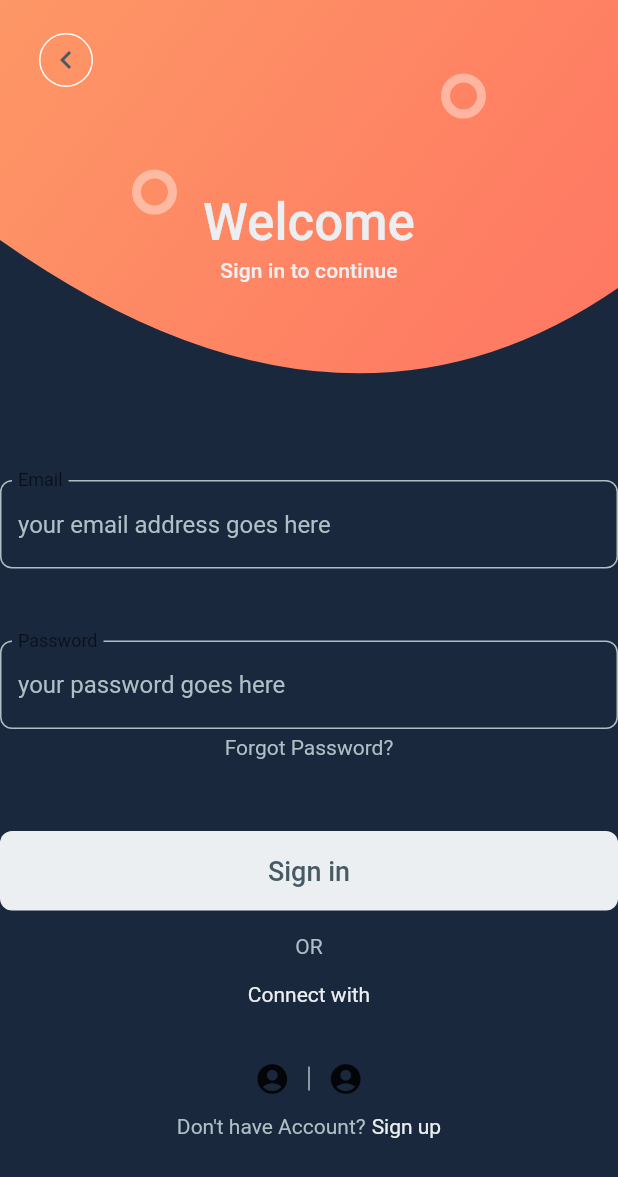
After one commit to yuki-katayama/Flutter_studyapp, a Flutter app: the Next4 screen opened directly, after a tap on "signup page update", on a phone screen of 412 x 824 dp. The commit adds this screen. Shown: the top 1177 px of the screen. Run offline on Flutter 3.47's test engine with Material 2 defaults, Android fonts, the phone set to English and light mode, and no system bars; our stand-ins replace firebase_core; accounts and stored records are empty.

Commit message:
Add signin_update_page

```diff
--- a/lib/main.dart
+++ b/lib/main.dart
@@ -3,7 +3,9 @@ import 'package:flutter_kboy/next1.dart';
 import 'package:flutter_kboy/youtube.dart';
 import 'package:firebase_core/firebase_core.dart';
 
-void main() {
+void main() async {
+  WidgetsFlutterBinding.ensureInitialized();
+  await Firebase.initializeApp();
   runApp(MyApp());
 }
 
--- a/lib/next4.dart
+++ b/lib/next4.dart
@@ -1,5 +1,5 @@
 import 'package:flutter/material.dart';
-import 'package:flutter_kboy/firestore_page.dart';
+import 'package:flutter_kboy/firebase_auth/firestore_page.dart';
 import 'package:flutter_kboy/color_list.dart';
 import 'package:flutter_kboy/long_list.dart';
 import 'package:flutter_kboy/signup.dart';
@@ -32,13 +32,13 @@ class Next4 extends StatelessWidget {
         child: ListView(
           children: <Widget>[
             ListTile(
-              leading: Icon(Icons.info),
-              title: Text('お問い合わせはこちら'),
+              leading: Icon(Icons.people),
+              title: Text('Firestore'),
               trailing: Icon(Icons.arrow_forward_ios),
                 onTap: () {
                   Navigator.push(
                     context,
-                    MaterialPageRoute(builder: (context) => FirestoreExampleApp()),
+                    MaterialPageRoute(builder: (context) => AuthTypeSelector()),
                   );
                 }
             ),
@@ -153,7 +153,7 @@ class Next4 extends StatelessWidget {
                 }
             ),
             ListTile(
-                leading: Icon(Icons.account_circle),
+                leading: Icon(Icons.local_florist),
                 title: Text('flower shop ui'),
                 trailing: Icon(Icons.arrow_forward_ios),
                 onTap: () {
--- /dev/null
+++ b/lib/signup_update/signup_page_update.dart
@@ -0,0 +1,33 @@
+import 'package:flutter/material.dart';
+import 'package:flutter_kboy/signup_update/signup_page_update_footer.dart';
+import 'package:flutter_kboy/signup_update/signup_page_update_header.dart';
+import 'package:flutter_kboy/signup_update/signup_page_update_form.dart';
+
+const Color kAccentColor = Color(0xFFFE7C64);
+const Color kBackgroundColor = Color(0xFF19283D);
+const Color kTextColorPrimary = Color(0xFFECEFF1);
+const Color kTextColorSecondary = Color(0xFFB0BEC5);
+const Color kButtonColorPrimary = Color(0xFFECEFF1);
+const Color kButtonTextColorPrimary = Color(0xFF455A64);
+const Color kIconColor = Color(0xFF455A64);
+
+class SignupPageUpdate extends StatelessWidget {
+  @override
+  Widget build(BuildContext context) {
+    return Scaffold(
+      backgroundColor: kBackgroundColor,
+      body: SafeArea(
+        child: SingleChildScrollView(
+          child: Column(
+            children: [
+              Header(),
+              SignInForm(),
+              Footer(),
+              /* ここに、ヘッダー・フォーム・フッターを並べていく */
+            ],
+          ),
+        ),
+      ),
+    );
+  }
+}
--- /dev/null
+++ b/lib/signup_update/signup_page_update_footer.dart
@@ -0,0 +1,29 @@
+import 'package:flutter/cupertino.dart';
+import 'package:flutter/material.dart';
+import 'package:flutter_kboy/signup_update/signup_page_update.dart';
+
+class Footer extends StatelessWidget {
+  @override
+  Widget build(BuildContext context) {
+    return Row(
+      mainAxisAlignment: MainAxisAlignment.center,
+      children: [
+        Text(
+          'Don\'t have Account?',
+          style: Theme.of(context)
+              .textTheme
+              .bodyText2
+              .copyWith(color: kTextColorSecondary),
+        ),
+        SizedBox(width: 4),
+        Text(
+          'Sign up',
+          style: Theme.of(context)
+              .textTheme
+              .bodyText2
+              .copyWith(color: kTextColorPrimary),
+        ),
+      ],
+    );
+  }
+}
--- /dev/null
+++ b/lib/signup_update/signup_page_update_form.dart
@@ -0,0 +1,125 @@
+import 'package:flutter/cupertino.dart';
+import 'package:flutter/material.dart';
+import 'package:flutter_kboy/signup_update/signup_page_update.dart';
+
+class _CustomTextField extends StatelessWidget {
+  final String labelText;
+  final String hintText;
+  final bool obscureText;
+  const _CustomTextField({
+    Key key,
+    @required this.labelText,
+    @required this.hintText,
+    @required this.obscureText,
+  }) : super(key: key);
+  @override
+  Widget build(BuildContext context) {
+    return TextField(
+      decoration: InputDecoration(
+        labelText: labelText,
+        hintText: hintText,
+        hintStyle: TextStyle(color: kTextColorSecondary),
+        floatingLabelBehavior: FloatingLabelBehavior.always,
+        focusedBorder: OutlineInputBorder(
+          borderRadius: BorderRadius.circular(8),
+          borderSide: BorderSide(
+            color: kAccentColor,
+          ),
+        ),
+        enabledBorder: OutlineInputBorder(
+          borderRadius: BorderRadius.circular(8),
+          borderSide: BorderSide(
+            color: kTextColorSecondary,
+          ),
+        ),
+      ),
+      obscureText: obscureText,
+      onTap: () {},
+    );
+  }
+}
+
+
+class SignInForm extends StatelessWidget {
+  @override
+  Widget build(BuildContext context) {
+    return Column(
+      children: [
+        _CustomTextField(
+          labelText: 'Email',
+          hintText: 'your email address goes here',
+          obscureText: false,
+        ),
+        SizedBox(height: 48),
+        _CustomTextField(
+          labelText: 'Password',
+          hintText: 'your password goes here',
+          obscureText: true,
+        ),
+        SizedBox(height: 4),
+        Text(
+          'Forgot Password?',
+          style: Theme.of(context)
+              .textTheme
+              .bodyText2
+              .copyWith(color: kTextColorSecondary),
+        ),
+        SizedBox(height: 48),
+        Container(
+          width: double.infinity,
+          child: FlatButton(
+            color: kButtonColorPrimary,
+            splashColor: kButtonTextColorPrimary,
+            padding: EdgeInsets.symmetric(vertical: 16),
+            shape: RoundedRectangleBorder(
+              borderRadius: BorderRadius.circular(8),
+            ),
+            onPressed: () {},
+            child: Text(
+              'Sign in',
+              style: Theme.of(context)
+                  .textTheme
+                  .button
+                  .copyWith(color: kButtonTextColorPrimary, fontSize: 18),
+            ),
+          ),
+        ),
+        SizedBox(height: 16),
+        Text(
+          'OR',
+          style: Theme.of(context)
+              .textTheme
+              .bodyText2
+              .copyWith(color: kTextColorSecondary),
+        ),
+        SizedBox(height: 16),
+        Text(
+          'Connect with',
+          style: Theme.of(context)
+              .textTheme
+              .bodyText2
+              .copyWith(color: kTextColorPrimary),
+        ),
+        SizedBox(height: 24),
+        Row(
+          mainAxisAlignment: MainAxisAlignment.center,
+          children: [
+            IconButton(
+              icon: Icon(Icons.account_circle),
+              onPressed: () {},
+            ),
+            Container(
+              color: kTextColorSecondary,
+              width: 1,
+              height: 16,
+            ),
+            IconButton(
+              icon: Icon(Icons.account_circle),
+              onPressed: () {},
+            ),
+          ],
+        )
+      ],
+    );
+  }
+}
--- /dev/null
+++ b/lib/signup_update/signup_page_update_header.dart
@@ -0,0 +1,166 @@
+import 'package:flutter/material.dart';
+import 'package:flutter_kboy/signup_update/signup_page_update.dart';
+
+class _HeaderCurveClipper extends CustomClipper<Path> {
+  @override
+  Path getClip(Size size) {
+    return Path()
+      ..lineTo(0, size.height * 0.5)
+      ..quadraticBezierTo(
+        size.width * 0.55,
+        size.height,
+        size.width,
+        size.height * 0.6,
+      )
+      ..lineTo(size.width, 0)
+      ..close();
+  }
+  @override
+  bool shouldReclip(CustomClipper<Path> oldClipper) {
+    return true;
+  }
+}
+class _HeaderBackground extends StatelessWidget {
+  final double height;
+  const _HeaderBackground({
+    Key key,
+    @required this.height,
+  }) : super(key: key);
+  @override
+  Widget build(BuildContext context) {
+    return ClipPath(
+      clipper: _HeaderCurveClipper(),
+      child: Container(
+        width: double.infinity,
+        height: height,
+        decoration: BoxDecoration(
+          gradient: LinearGradient(
+            begin: FractionalOffset.topLeft,
+            end: FractionalOffset.bottomRight,
+            colors: [
+              Color(0xFFFD9766),
+              Color(0xFFFF7362),
+            ],
+            stops: [0, 1],
+          ),
+        ),
+      ),
+    );
+  }
+}
+
+class _HeaderCirclePainter extends CustomPainter {
+  @override
+  void paint(Canvas canvas, Size size) {
+    final paint = Paint()
+      ..color = Colors.white.withOpacity(0.4)
+      ..style = PaintingStyle.stroke
+      ..strokeWidth = 6;
+    canvas.drawCircle(
+      Offset(size.width * 0.25, size.height * 0.4),
+      12,
+      paint,
+    );
+    canvas.drawCircle(
+      Offset(size.width * 0.75, size.height * 0.2),
+      12,
+      paint,
+    );
+  }
+  @override
+  bool shouldRepaint(CustomPainter oldDelegate) {
+    return false;
+  }
+}
+class _HeaderCircles extends StatelessWidget {
+  final double height;
+  const _HeaderCircles({
+    Key key,
+    @required this.height,
+  }) : super(key: key);
+  @override
+  Widget build(BuildContext context) {
+    return CustomPaint(
+      painter: _HeaderCirclePainter(),
+      child: Container(
+        width: double.infinity,
+        height: height,
+      ),
+    );
+  }
+}
+
+class _HeaderTitle extends StatelessWidget {
+  @override
+  Widget build(BuildContext context) {
+    return Column(
+      mainAxisSize: MainAxisSize.min,
+      children: [
+        Text(
+          'Welcome',
+          style: Theme.of(context).textTheme.headline4.copyWith(
+            color: kTextColorPrimary,
+            fontWeight: FontWeight.w500,
+          ),
+        ),
+        SizedBox(height: 4),
+        Text(
+          'Sign in to continue',
+          style: Theme.of(context)
+              .textTheme
+              .subtitle2
+              .copyWith(color: kTextColorPrimary),
+        ),
+      ],
+    );
+  }
+}
+class _HeaderBackButton extends StatelessWidget {
+  @override
+  Widget build(BuildContext context) {
+    return FlatButton(
+      color: Colors.transparent,
+      shape: CircleBorder(
+        side: BorderSide(color: Colors.white),
+      ),
+      onPressed: (){
+        Navigator.pop(context);
+      },
+      child: Icon(Icons.chevron_left, color: kIconColor),
+    );
+  }
+}
+
+class Header extends StatelessWidget {
+  @override
+  Widget build(BuildContext context) {
+    final double height = 320;
+    return Container(
+      height: height,
+      child: Stack(
+        children: [
+          Align(
+            alignment: Alignment.topCenter,
+            child: _HeaderBackground(height: height),
+          ),
+          Align(
+            alignment: Alignment.topCenter,
+            child: _HeaderCircles(height: height),
+          ),
+          Align(
+            alignment: Alignment.topCenter,
+            child: Padding(
+              padding: EdgeInsets.only(top: 128),
+              child: _HeaderTitle(),
+            ),
+          ),
+          Positioned(
+            top: 16,
+            left: 0,
+            child: _HeaderBackButton(),
+          ),
+        ],
+      ),
+    );
+  }
+}
--- a/pubspec.yaml
+++ b/pubspec.yaml
@@ -16,6 +16,8 @@ dependencies:
   firebase_core: 0.5.0+1
   cloud_firestore: ^0.14.1
   firebase_auth: ^0.18.1+2
+  flutter_signin_button: ^1.1.0
+  google_sign_in: ^4.5.5
 
 dev_dependencies:
   flutter_test:
```
Also changed, not shown: lib/admin_mobile.dart (deleted, +0 -60 lines), lib/admin_mobile_post_header.dart (deleted, +0 -216 lines), lib/firestore_page.dart (deleted, +0 -12 lines), pubspec.lock.
